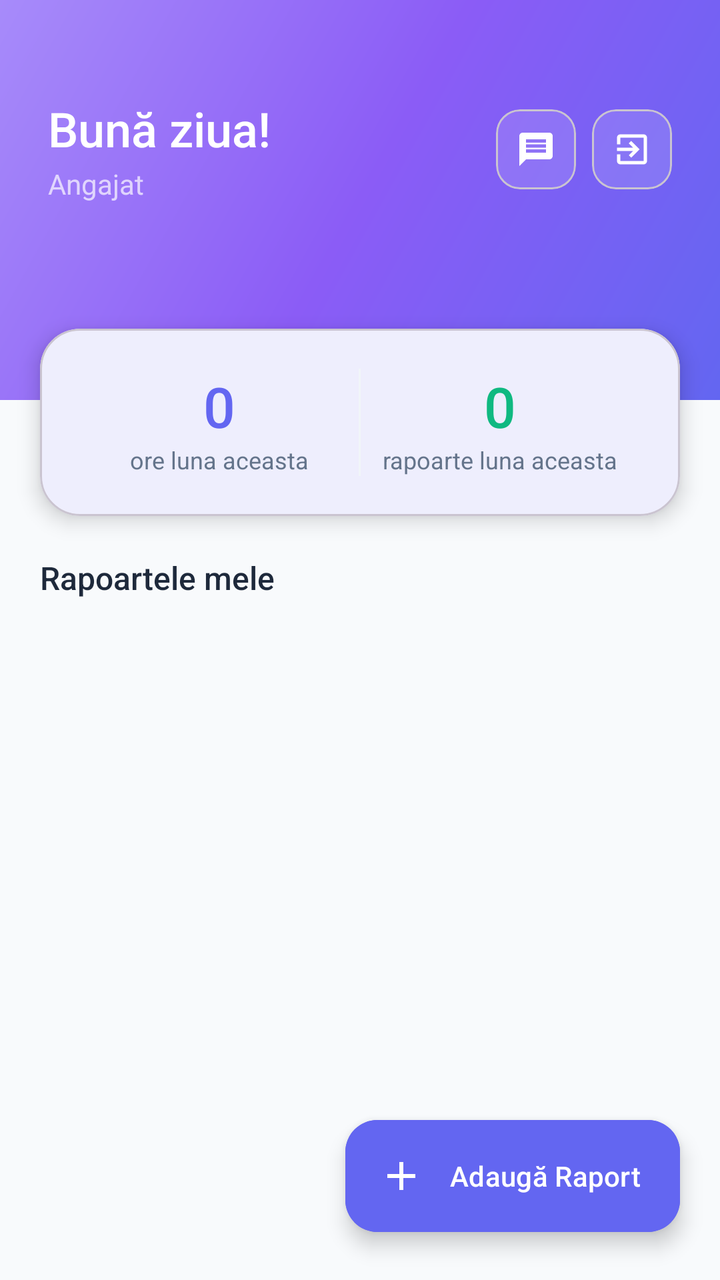
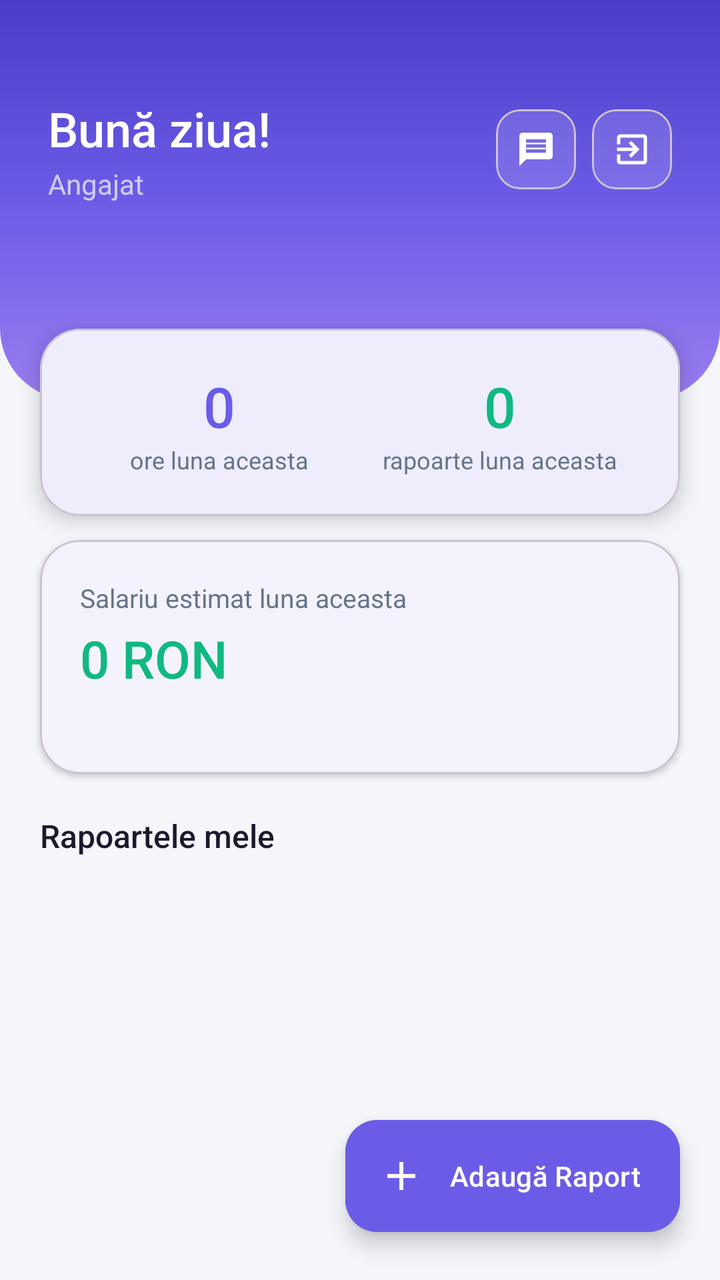

Before-and-after screenshots of an Android layout around one commit, followed by the original layout XML and the change that was made.
<!-- AndroidManifest.xml: application theme Theme.AplicatieGestiuneFirma -->
<!-- res/layout/activity_employee_portal.xml -->
<?xml version="1.0" encoding="utf-8"?>
<androidx.constraintlayout.widget.ConstraintLayout xmlns:android="http://schemas.android.com/apk/res/android"
    xmlns:app="http://schemas.android.com/apk/res-auto"
    android:layout_width="match_parent"
    android:layout_height="match_parent"
    android:background="@color/bg_premium"
    android:fitsSystemWindows="true">

    
    <View
        android:id="@+id/headerBg"
        android:layout_width="match_parent"
        android:layout_height="200dp"
        android:background="@drawable/bg_gradient_header"
        app:layout_constraintTop_toTopOf="parent" />

    
    <LinearLayout
        android:id="@+id/headerContent"
        android:layout_width="match_parent"
        android:layout_height="wrap_content"
        android:layout_marginTop="48dp"
        android:layout_marginHorizontal="24dp"
        android:orientation="horizontal"
        android:gravity="center_vertical"
        app:layout_constraintTop_toTopOf="parent">

        <LinearLayout
            android:layout_width="0dp"
            android:layout_height="wrap_content"
            android:layout_weight="1"
            android:orientation="vertical">

            <TextView
                android:id="@+id/tvWelcomeEmployee"
                android:layout_width="wrap_content"
                android:layout_height="wrap_content"
                android:text="Bună ziua!"
                android:textColor="@color/white"
                android:textSize="24sp"
                android:fontFamily="sans-serif-medium" />

            <TextView
                android:id="@+id/tvEmployeePosition"
                android:layout_width="wrap_content"
                android:layout_height="wrap_content"
                android:layout_marginTop="2dp"
                android:text="Angajat"
                android:textColor="#B0FFFFFF"
                android:textSize="14sp" />
        </LinearLayout>

        <com.google.android.material.card.MaterialCardView
            android:id="@+id/btnChatAdmin"
            android:layout_width="40dp"
            android:layout_height="40dp"
            android:layout_marginEnd="8dp"
            app:cardCornerRadius="12dp"
            app:cardElevation="0dp"
            app:cardBackgroundColor="#20FFFFFF">
            <ImageView
                android:layout_width="20dp"
                android:layout_height="20dp"
                android:layout_gravity="center"
                android:src="@drawable/ic_chat"
                android:contentDescription="Chat Admin" />
        </com.google.android.material.card.MaterialCardView>

        <com.google.android.material.card.MaterialCardView
            android:id="@+id/btnLogoutEmployee"
            android:layout_width="40dp"
            android:layout_height="40dp"
            app:cardCornerRadius="12dp"
            app:cardElevation="0dp"
            app:cardBackgroundColor="#20FFFFFF">
            <ImageView
                android:layout_width="20dp"
                android:layout_height="20dp"
                android:layout_gravity="center"
                android:src="@drawable/ic_logout"
                android:contentDescription="Deconectare"
                app:tint="@color/white" />
        </com.google.android.material.card.MaterialCardView>
    </LinearLayout>

    
    <com.google.android.material.card.MaterialCardView
        android:id="@+id/cardMonthStats"
        android:layout_width="match_parent"
        android:layout_height="wrap_content"
        android:layout_marginHorizontal="20dp"
        android:layout_marginTop="-36dp"
        app:cardCornerRadius="20dp"
        app:cardElevation="6dp"
        app:cardBackgroundColor="@color/white"
        app:layout_constraintTop_toBottomOf="@id/headerBg">

        <LinearLayout
            android:layout_width="match_parent"
            android:layout_height="wrap_content"
            android:orientation="horizontal"
            android:padding="20dp">

            
            <LinearLayout
                android:layout_width="0dp"
                android:layout_height="wrap_content"
                android:layout_weight="1"
                android:gravity="center"
                android:orientation="vertical">
                <TextView
                    android:id="@+id/tvHoursMonth"
                    android:layout_width="wrap_content"
                    android:layout_height="wrap_content"
                    android:text="0"
                    android:textColor="@color/primary_blue"
                    android:textSize="28sp"
                    android:fontFamily="sans-serif-medium" />
                <TextView
                    android:layout_width="wrap_content"
                    android:layout_height="wrap_content"
                    android:text="ore luna aceasta"
                    android:textColor="@color/text_secondary"
                    android:textSize="12sp" />
            </LinearLayout>

            <View
                android:layout_width="1dp"
                android:layout_height="match_parent"
                android:background="@color/border_subtle" />

            
            <LinearLayout
                android:layout_width="0dp"
                android:layout_height="wrap_content"
                android:layout_weight="1"
                android:gravity="center"
                android:orientation="vertical">
                <TextView
                    android:id="@+id/tvReportsMonth"
                    android:layout_width="wrap_content"
                    android:layout_height="wrap_content"
                    android:text="0"
                    android:textColor="@color/success"
                    android:textSize="28sp"
                    android:fontFamily="sans-serif-medium" />
                <TextView
                    android:layout_width="wrap_content"
                    android:layout_height="wrap_content"
                    android:text="rapoarte luna aceasta"
                    android:textColor="@color/text_secondary"
                    android:textSize="12sp" />
            </LinearLayout>
        </LinearLayout>
    </com.google.android.material.card.MaterialCardView>

    
    <TextView
        android:id="@+id/tvReportsTitle"
        android:layout_width="wrap_content"
        android:layout_height="wrap_content"
        android:layout_marginStart="20dp"
        android:layout_marginTop="20dp"
        android:text="Rapoartele mele"
        android:textColor="@color/text_main"
        android:textSize="16sp"
        android:fontFamily="sans-serif-medium"
        app:layout_constraintStart_toStartOf="parent"
        app:layout_constraintTop_toBottomOf="@id/cardMonthStats" />

    
    <TextView
        android:id="@+id/tvNoReports"
        android:layout_width="match_parent"
        android:layout_height="wrap_content"
        android:layout_marginHorizontal="20dp"
        android:layout_marginTop="32dp"
        android:gravity="center"
        android:text="Nu ai trimis niciun raport. Apasă + pentru a adăuga."
        android:textColor="@color/text_hint"
        android:textSize="14sp"
        android:visibility="gone"
        app:layout_constraintTop_toBottomOf="@id/tvReportsTitle" />

    
    <androidx.recyclerview.widget.RecyclerView
        android:id="@+id/rvEmployeeReports"
        android:layout_width="match_parent"
        android:layout_height="0dp"
        android:layout_marginTop="8dp"
        android:paddingHorizontal="16dp"
        android:paddingBottom="80dp"
        android:clipToPadding="false"
        app:layout_constraintTop_toBottomOf="@id/tvReportsTitle"
        app:layout_constraintBottom_toBottomOf="parent" />

    
    <com.google.android.material.floatingactionbutton.ExtendedFloatingActionButton
        android:id="@+id/fabAddReport"
        android:layout_width="wrap_content"
        android:layout_height="wrap_content"
        android:layout_marginEnd="20dp"
        android:layout_marginBottom="24dp"
        android:backgroundTint="@color/primary_blue"
        android:text="Adaugă Raport"
        android:textColor="@color/white"
        app:icon="@drawable/ic_add"
        app:iconTint="@color/white"
        app:layout_constraintBottom_toBottomOf="parent"
        app:layout_constraintEnd_toEndOf="parent" />

</androidx.constraintlayout.widget.ConstraintLayout>
<!-- resources referenced by this layout -->
<resources>
  <color name="bg_premium">#F8FAFC</color>
  <color name="border_subtle">#F1F5F9</color>
  <color name="primary_blue">#6366F1</color>
  <color name="success">#10B981</color>
  <color name="text_hint">#94A3B8</color>
  <color name="text_main">#1E293B</color>
  <color name="text_secondary">#64748B</color>
  <color name="white">#FFFFFFFF</color>
  <!-- drawable bg_gradient_header (drawable) -->
  <?xml version="1.0" encoding="utf-8"?>
  <shape xmlns:android="http://schemas.android.com/apk/res/android">
      <gradient
          android:angle="135"
          android:startColor="@color/gradient_start"
          android:centerColor="@color/gradient_mid"
          android:endColor="@color/gradient_end"
          android:type="linear" />
  </shape>
  <!-- drawable ic_add (drawable) -->
  <vector xmlns:android="http://schemas.android.com/apk/res/android"
      android:width="24dp"
      android:height="24dp"
      android:viewportWidth="24"
      android:viewportHeight="24">
      <path
          android:fillColor="#FFFFFF"
          android:pathData="M19,13h-6v6h-2v-6H5v-2h6V5h2v6h6v2z" />
  </vector>
  <!-- drawable ic_chat (drawable) -->
  <vector xmlns:android="http://schemas.android.com/apk/res/android"
      android:width="24dp"
      android:height="24dp"
      android:viewportWidth="24"
      android:viewportHeight="24">
      <path
          android:fillColor="#FFFFFF"
          android:pathData="M20,2L4,2C2.9,2 2,2.9 2,4v18l4,-4h14c1.1,0 2,-0.9 2,-2L22,4c0,-1.1 -0.9,-2 -2,-2zM18,14L6,14v-2h12v2zM18,11L6,11L6,9h12v2zM18,8L6,8L6,6h12v2z"/>
  </vector>
  <!-- drawable ic_logout (drawable) -->
  <vector xmlns:android="http://schemas.android.com/apk/res/android"
      android:width="24dp"
      android:height="24dp"
      android:viewportWidth="24"
      android:viewportHeight="24">
      <path
          android:fillColor="#FFFFFF"
          android:pathData="M10.09,15.59L11.5,17l5,-5 -5,-5 -1.41,1.41L12.67,11H3v2h9.67l-2.58,2.59zM19,3H5c-1.11,0 -2,0.9 -2,2v4h2V5h14v14H5v-4H3v4c0,1.1 0.89,2 2,2h14c1.1,0 2,-0.9 2,-2V5c0,-1.1 -0.9,-2 -2,-2z" />
  </vector>
  <style name="Theme.AplicatieGestiuneFirma" parent="Base.Theme.AplicatieGestiuneFirma" />
  <color name="gradient_start">#6366F1</color>
  <color name="gradient_mid">#8B5CF6</color>
  <color name="gradient_end">#A78BFA</color>
  <style name="Base.Theme.AplicatieGestiuneFirma" parent="Theme.Material3.DayNight.NoActionBar">
          <item name="colorPrimary">@color/primary_blue</item>
          <item name="colorPrimaryContainer">@color/primary_surface</item>
          <item name="colorOnPrimaryContainer">@color/primary_deep</item>
          <item name="colorSecondary">@color/accent_teal</item>
          <item name="colorSurface">@color/bg_surface</item>
          <item name="colorOnSurface">@color/text_main</item>
          <item name="colorOnSurfaceVariant">@color/text_secondary</item>
          <item name="android:statusBarColor">@android:color/transparent</item>
          <item name="android:navigationBarColor">@color/bg_surface</item>
          <item name="android:windowLightStatusBar">false</item>
          <item name="shapeAppearanceSmallComponent">@style/ShapeSmall</item>
          <item name="shapeAppearanceMediumComponent">@style/ShapeMedium</item>
      </style>
  <color name="primary_surface">#EEF2FF</color>
  <color name="primary_deep">#4F46E5</color>
  <color name="accent_teal">#14B8A6</color>
  <color name="bg_surface">#FFFFFF</color>
  <style name="ShapeSmall" parent="ShapeAppearance.Material3.SmallComponent">
          <item name="cornerSize">12dp</item>
      </style>
  <style name="ShapeMedium" parent="ShapeAppearance.Material3.MediumComponent">
          <item name="cornerSize">20dp</item>
      </style>
</resources>

<!-- the commit's change to res/layout/activity_employee_portal.xml (unified diff, before → after) -->
@@ -155,6 +155,52 @@
     </com.google.android.material.card.MaterialCardView>
 
     
+    <com.google.android.material.card.MaterialCardView
+        android:id="@+id/cardSalaryEstimate"
+        android:layout_width="match_parent"
+        android:layout_height="wrap_content"
+        android:layout_marginHorizontal="20dp"
+        android:layout_marginTop="12dp"
+        app:cardCornerRadius="20dp"
+        app:cardElevation="2dp"
+        app:cardBackgroundColor="@color/white"
+        app:layout_constraintTop_toBottomOf="@id/cardMonthStats">
+
+        <LinearLayout
+            android:layout_width="match_parent"
+            android:layout_height="wrap_content"
+            android:orientation="vertical"
+            android:padding="20dp">
+
+            <TextView
+                android:layout_width="wrap_content"
+                android:layout_height="wrap_content"
+                android:text="Salariu estimat luna aceasta"
+                android:textColor="@color/text_secondary"
+                android:textSize="13sp" />
+
+            <TextView
+                android:id="@+id/tvEstimatedSalary"
+                android:layout_width="wrap_content"
+                android:layout_height="wrap_content"
+                android:layout_marginTop="4dp"
+                android:text="0 RON"
+                android:textColor="@color/success"
+                android:textSize="26sp"
+                android:fontFamily="sans-serif-medium" />
+
+            <TextView
+                android:id="@+id/tvSalaryDetails"
+                android:layout_width="wrap_content"
+                android:layout_height="wrap_content"
+                android:layout_marginTop="4dp"
+                android:text=""
+                android:textColor="@color/text_hint"
+                android:textSize="12sp" />
+        </LinearLayout>
+    </com.google.android.material.card.MaterialCardView>
+
+    
     <TextView
         android:id="@+id/tvReportsTitle"
         android:layout_width="wrap_content"
@@ -166,7 +212,7 @@
         android:textSize="16sp"
         android:fontFamily="sans-serif-medium"
         app:layout_constraintStart_toStartOf="parent"
-        app:layout_constraintTop_toBottomOf="@id/cardMonthStats" />
+        app:layout_constraintTop_toBottomOf="@id/cardSalaryEstimate" />
 
     
     <TextView
<!-- resource entries referenced after the edit -->
@@ -1,22 +1,25 @@
 <!-- resources referenced by this layout -->
 <resources>
-  <color name="bg_premium">#F8FAFC</color>
-  <color name="border_subtle">#F1F5F9</color>
-  <color name="primary_blue">#6366F1</color>
+  <color name="bg_premium">#F5F6FA</color>
+  <color name="border_subtle">#EDEDF5</color>
+  <color name="primary_blue">#6B5CE7</color>
   <color name="success">#10B981</color>
-  <color name="text_hint">#94A3B8</color>
-  <color name="text_main">#1E293B</color>
+  <color name="text_hint">#9AA5B4</color>
+  <color name="text_main">#1A1A2E</color>
   <color name="text_secondary">#64748B</color>
   <color name="white">#FFFFFFFF</color>
   <!-- drawable bg_gradient_header (drawable) -->
   <?xml version="1.0" encoding="utf-8"?>
   <shape xmlns:android="http://schemas.android.com/apk/res/android">
       <gradient
-          android:angle="135"
+          android:angle="150"
           android:startColor="@color/gradient_start"
           android:centerColor="@color/gradient_mid"
           android:endColor="@color/gradient_end"
           android:type="linear" />
+      <corners
+          android:bottomLeftRadius="36dp"
+          android:bottomRightRadius="36dp" />
   </shape>
   <!-- drawable ic_add (drawable) -->
   <vector xmlns:android="http://schemas.android.com/apk/res/android"
@@ -49,9 +52,9 @@
           android:pathData="M10.09,15.59L11.5,17l5,-5 -5,-5 -1.41,1.41L12.67,11H3v2h9.67l-2.58,2.59zM19,3H5c-1.11,0 -2,0.9 -2,2v4h2V5h14v14H5v-4H3v4c0,1.1 0.89,2 2,2h14c1.1,0 2,-0.9 2,-2V5c0,-1.1 -0.9,-2 -2,-2z" />
   </vector>
   <style name="Theme.AplicatieGestiuneFirma" parent="Base.Theme.AplicatieGestiuneFirma" />
-  <color name="gradient_start">#6366F1</color>
-  <color name="gradient_mid">#8B5CF6</color>
-  <color name="gradient_end">#A78BFA</color>
+  <color name="gradient_start">#4B3DC8</color>
+  <color name="gradient_mid">#6B5CE7</color>
+  <color name="gradient_end">#9B7DF0</color>
   <style name="Base.Theme.AplicatieGestiuneFirma" parent="Theme.Material3.DayNight.NoActionBar">
           <item name="colorPrimary">@color/primary_blue</item>
           <item name="colorPrimaryContainer">@color/primary_surface</item>
@@ -66,15 +69,15 @@
           <item name="shapeAppearanceSmallComponent">@style/ShapeSmall</item>
           <item name="shapeAppearanceMediumComponent">@style/ShapeMedium</item>
       </style>
-  <color name="primary_surface">#EEF2FF</color>
-  <color name="primary_deep">#4F46E5</color>
+  <color name="primary_surface">#F0EEFB</color>
+  <color name="primary_deep">#5048C8</color>
   <color name="accent_teal">#14B8A6</color>
   <color name="bg_surface">#FFFFFF</color>
   <style name="ShapeSmall" parent="ShapeAppearance.Material3.SmallComponent">
-          <item name="cornerSize">12dp</item>
+          <item name="cornerSize">14dp</item>
       </style>
   <style name="ShapeMedium" parent="ShapeAppearance.Material3.MediumComponent">
-          <item name="cornerSize">20dp</item>
+          <item name="cornerSize">24dp</item>
       </style>
 </resources>
 
